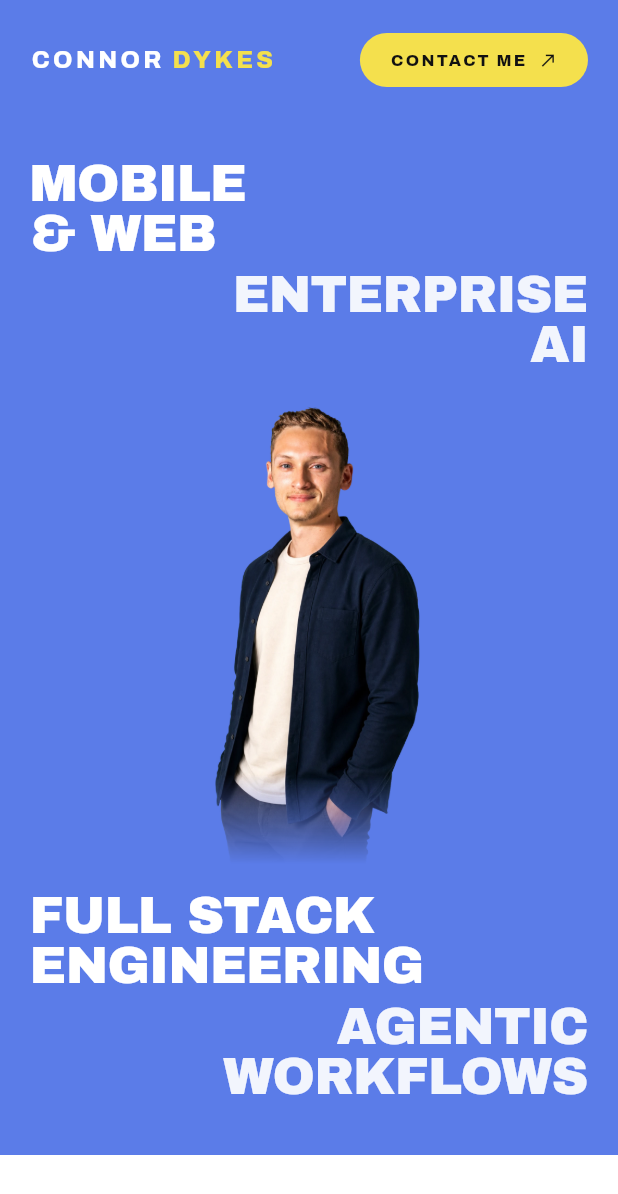
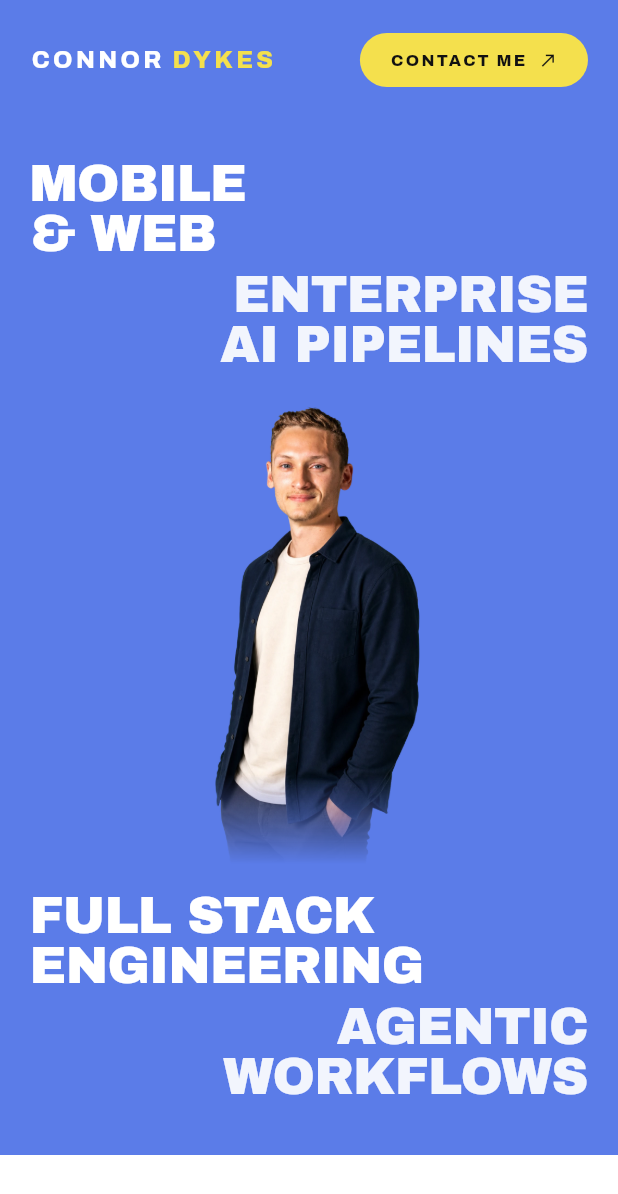
Before and after one commit to ConnorDykes/portfolio_website, a Flutter app: the screen it shows after launch, on a phone screen of 412 x 824 dp. Shown: the top 1194 px of the screen. Run offline on Flutter 3.47's test engine with Material 3 defaults, Android fonts, the phone set to English and light mode, and no system bars; our stand-ins replace font_awesome_flutter, google_fonts; missing offline and left inert: dart:html, enhance_stepper.

Commit message:
Top-right hero quadrant: Enterprise AI Pipelines
Co-Authored-By: Claude Fable 5 <noreply@anthropic.com>

```diff
--- a/lib/designs/ref1_bluepop/home_page.dart
+++ b/lib/designs/ref1_bluepop/home_page.dart
@@ -227,7 +227,7 @@ class _HeroState extends State<_Hero> {
                 FittedBox(
                   fit: BoxFit.scaleDown,
                   alignment: Alignment.centerRight,
-                  child: Text('ENTERPRISE\nAI',
+                  child: Text('ENTERPRISE\nAI PIPELINES',
                       textAlign: TextAlign.right,
                       style: bpDisplay(54, color: Colors.white)),
                 ),
@@ -265,7 +265,7 @@ class _HeroState extends State<_Hero> {
           child: FittedBox(
             fit: BoxFit.scaleDown,
             alignment: Alignment.centerRight,
-            child: Text('ENTERPRISE\nAI',
+            child: Text('ENTERPRISE\nAI PIPELINES',
                 textAlign: TextAlign.right,
                 style:
                     bpDisplay(34, color: Colors.white.withValues(alpha: 0.92))),
```
